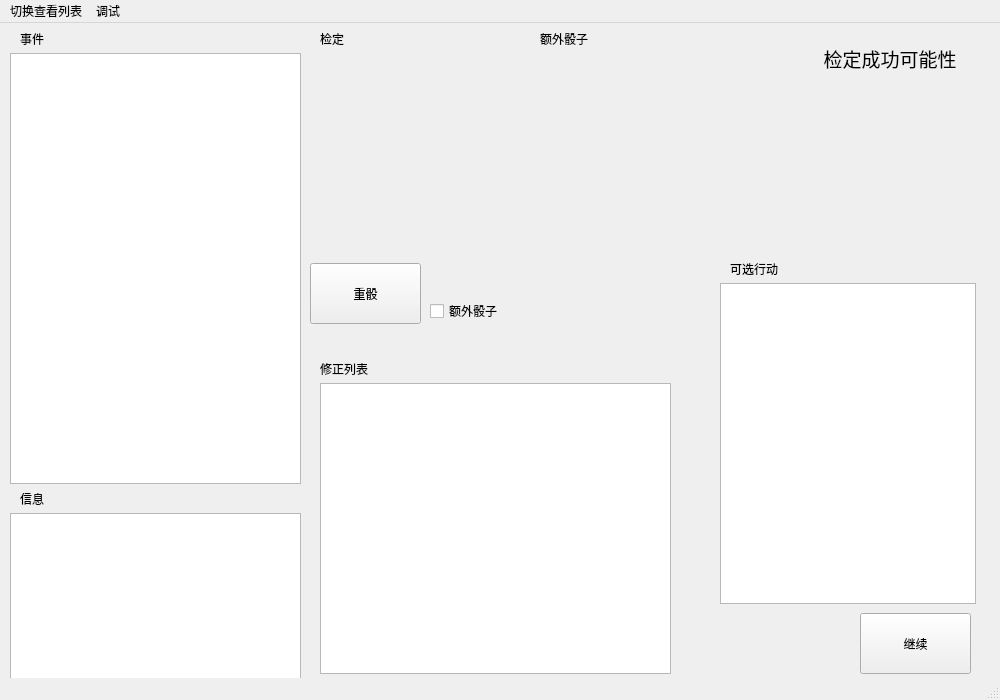
Above: ui/FormGame.ui from Pitrick3141/RogueLifePy before the change. Below: the same form after it.
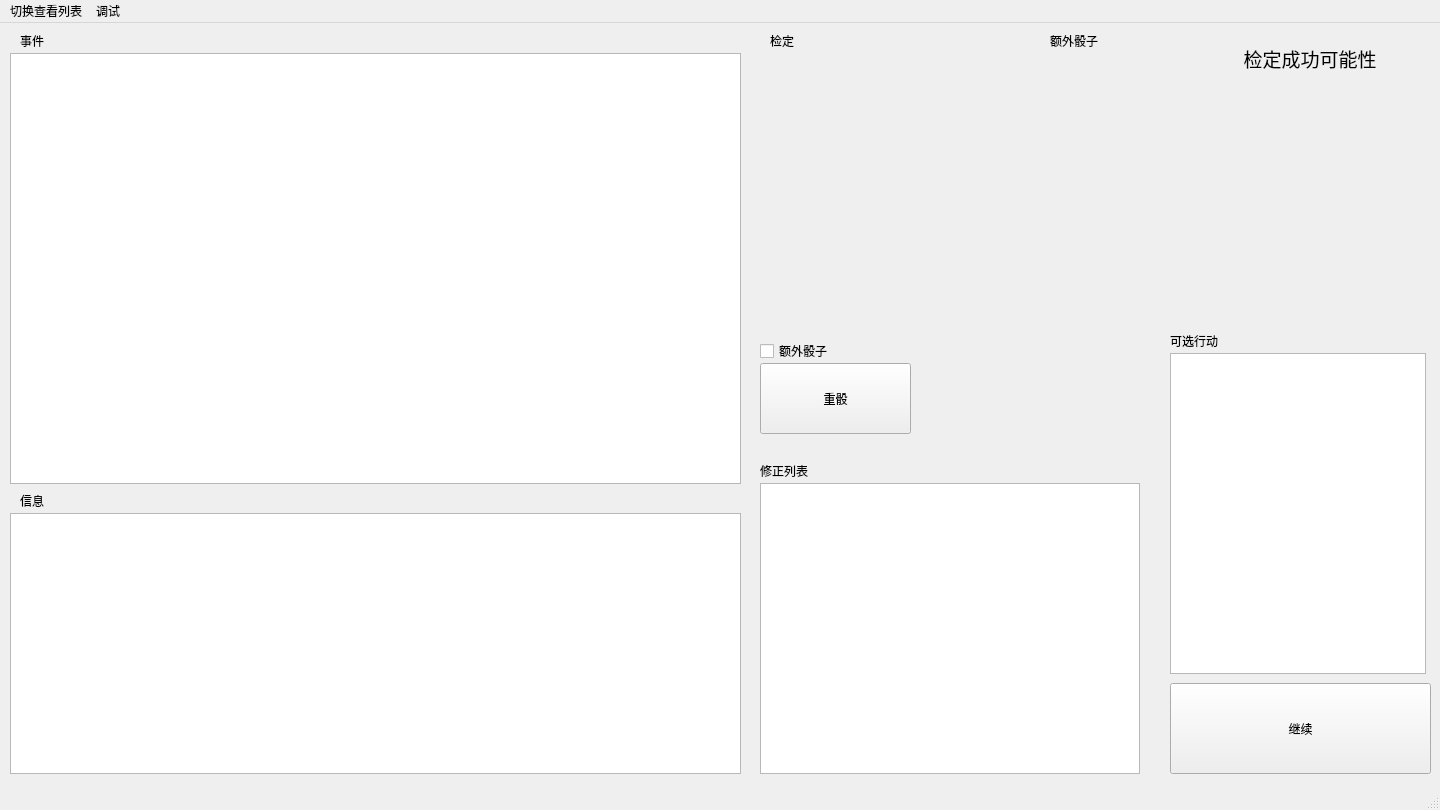
That is the form after the change. The open tabs and pages were chosen to show the change.

The edit to the form file:
```diff
--- a/ui/FormGame.ui
+++ b/ui/FormGame.ui
@@ -6,20 +6,20 @@
    <rect>
     <x>0</x>
     <y>0</y>
-    <width>1000</width>
-    <height>700</height>
+    <width>1440</width>
+    <height>810</height>
    </rect>
   </property>
   <property name="minimumSize">
    <size>
-    <width>1000</width>
-    <height>700</height>
+    <width>1440</width>
+    <height>810</height>
    </size>
   </property>
   <property name="maximumSize">
    <size>
-    <width>1000</width>
-    <height>700</height>
+    <width>1440</width>
+    <height>810</height>
    </size>
   </property>
   <property name="windowTitle">
@@ -31,7 +31,7 @@
      <rect>
       <x>10</x>
       <y>30</y>
-      <width>291</width>
+      <width>731</width>
       <height>431</height>
      </rect>
     </property>
@@ -39,8 +39,8 @@
    <widget class="QListWidget" name="listActions">
     <property name="geometry">
      <rect>
-      <x>720</x>
-      <y>260</y>
+      <x>1170</x>
+      <y>330</y>
       <width>256</width>
       <height>321</height>
      </rect>
@@ -49,10 +49,10 @@
    <widget class="QPushButton" name="buttonContinue">
     <property name="geometry">
      <rect>
-      <x>860</x>
-      <y>590</y>
-      <width>111</width>
-      <height>61</height>
+      <x>1170</x>
+      <y>660</y>
+      <width>261</width>
+      <height>91</height>
      </rect>
     </property>
     <property name="text">
@@ -64,8 +64,8 @@
      <rect>
       <x>20</x>
       <y>10</y>
-      <width>54</width>
-      <height>12</height>
+      <width>60</width>
+      <height>15</height>
      </rect>
     </property>
     <property name="text">
@@ -75,10 +75,10 @@
    <widget class="QLabel" name="labelAction">
     <property name="geometry">
      <rect>
-      <x>730</x>
-      <y>240</y>
-      <width>54</width>
-      <height>12</height>
+      <x>1170</x>
+      <y>310</y>
+      <width>60</width>
+      <height>15</height>
      </rect>
     </property>
     <property name="text">
@@ -88,10 +88,10 @@
    <widget class="QLabel" name="labelCheck">
     <property name="geometry">
      <rect>
-      <x>320</x>
+      <x>770</x>
       <y>10</y>
-      <width>54</width>
-      <height>12</height>
+      <width>251</width>
+      <height>16</height>
      </rect>
     </property>
     <property name="text">
@@ -101,9 +101,9 @@
    <widget class="QStackedWidget" name="stackedWidget">
     <property name="geometry">
      <rect>
-      <x>310</x>
-      <y>310</y>
-      <width>371</width>
+      <x>750</x>
+      <y>410</y>
+      <width>411</width>
       <height>351</height>
      </rect>
     </property>
@@ -141,7 +141,7 @@
        <rect>
         <x>10</x>
         <y>50</y>
-        <width>351</width>
+        <width>380</width>
         <height>291</height>
        </rect>
       </property>
@@ -151,8 +151,8 @@
        <rect>
         <x>10</x>
         <y>30</y>
-        <width>54</width>
-        <height>12</height>
+        <width>60</width>
+        <height>15</height>
        </rect>
       </property>
       <property name="text">
@@ -189,10 +189,10 @@
    <widget class="QPushButton" name="buttonReroll">
     <property name="geometry">
      <rect>
-      <x>310</x>
-      <y>240</y>
-      <width>111</width>
-      <height>61</height>
+      <x>760</x>
+      <y>340</y>
+      <width>151</width>
+      <height>71</height>
      </rect>
     </property>
     <property name="text">
@@ -204,8 +204,8 @@
      <rect>
       <x>10</x>
       <y>490</y>
-      <width>291</width>
-      <height>171</height>
+      <width>731</width>
+      <height>261</height>
      </rect>
     </property>
    </widget>
@@ -214,8 +214,8 @@
      <rect>
       <x>20</x>
       <y>470</y>
-      <width>54</width>
-      <height>12</height>
+      <width>60</width>
+      <height>15</height>
      </rect>
     </property>
     <property name="text">
@@ -225,7 +225,7 @@
    <widget class="QLabel" name="labelPossibility">
     <property name="geometry">
      <rect>
-      <x>790</x>
+      <x>1210</x>
       <y>20</y>
       <width>200</width>
       <height>31</height>
@@ -250,10 +250,10 @@
    <widget class="QPushButton" name="dice1">
     <property name="geometry">
      <rect>
-      <x>320</x>
+      <x>770</x>
       <y>30</y>
-      <width>64</width>
-      <height>64</height>
+      <width>100</width>
+      <height>100</height>
      </rect>
     </property>
     <property name="styleSheet">
@@ -264,18 +264,18 @@
     </property>
     <property name="iconSize">
      <size>
-      <width>64</width>
-      <height>64</height>
+      <width>100</width>
+      <height>100</height>
      </size>
     </property>
    </widget>
    <widget class="QPushButton" name="dice2">
     <property name="geometry">
      <rect>
-      <x>400</x>
+      <x>900</x>
       <y>30</y>
-      <width>64</width>
-      <height>64</height>
+      <width>100</width>
+      <height>100</height>
      </rect>
     </property>
     <property name="styleSheet">
@@ -286,18 +286,18 @@
     </property>
     <property name="iconSize">
      <size>
-      <width>64</width>
-      <height>64</height>
+      <width>100</width>
+      <height>100</height>
      </size>
     </property>
    </widget>
    <widget class="QPushButton" name="dice3">
     <property name="geometry">
      <rect>
-      <x>540</x>
+      <x>1050</x>
       <y>30</y>
-      <width>64</width>
-      <height>64</height>
+      <width>100</width>
+      <height>100</height>
      </rect>
     </property>
     <property name="styleSheet">
@@ -308,16 +308,16 @@
     </property>
     <property name="iconSize">
      <size>
-      <width>64</width>
-      <height>64</height>
+      <width>100</width>
+      <height>100</height>
      </size>
     </property>
    </widget>
    <widget class="QCheckBox" name="checkExtra">
     <property name="geometry">
      <rect>
-      <x>430</x>
-      <y>280</y>
+      <x>760</x>
+      <y>320</y>
       <width>91</width>
       <height>16</height>
      </rect>
@@ -329,8 +329,8 @@
    <widget class="QLabel" name="labelRequired">
     <property name="geometry">
      <rect>
-      <x>320</x>
-      <y>100</y>
+      <x>770</x>
+      <y>170</y>
       <width>380</width>
       <height>16</height>
      </rect>
@@ -342,10 +342,10 @@
    <widget class="QLabel" name="labelPossessed">
     <property name="geometry">
      <rect>
-      <x>320</x>
-      <y>130</y>
+      <x>770</x>
+      <y>200</y>
       <width>380</width>
-      <height>12</height>
+      <height>16</height>
      </rect>
     </property>
     <property name="styleSheet">
@@ -358,10 +358,10 @@
    <widget class="QLabel" name="labelRolled">
     <property name="geometry">
      <rect>
-      <x>320</x>
-      <y>160</y>
+      <x>770</x>
+      <y>260</y>
       <width>380</width>
-      <height>12</height>
+      <height>16</height>
      </rect>
     </property>
     <property name="text">
@@ -371,10 +371,10 @@
    <widget class="QLabel" name="labelTotal">
     <property name="geometry">
      <rect>
-      <x>320</x>
-      <y>190</y>
+      <x>770</x>
+      <y>230</y>
       <width>380</width>
-      <height>12</height>
+      <height>16</height>
      </rect>
     </property>
     <property name="text">
@@ -387,10 +387,10 @@
     </property>
     <property name="geometry">
      <rect>
-      <x>540</x>
+      <x>1050</x>
       <y>10</y>
-      <width>54</width>
-      <height>12</height>
+      <width>80</width>
+      <height>15</height>
      </rect>
     </property>
     <property name="text">
@@ -400,10 +400,10 @@
    <widget class="QLabel" name="labelResult">
     <property name="geometry">
      <rect>
-      <x>320</x>
-      <y>220</y>
+      <x>770</x>
+      <y>290</y>
       <width>380</width>
-      <height>12</height>
+      <height>16</height>
      </rect>
     </property>
     <property name="text">
@@ -416,8 +416,8 @@
     <rect>
      <x>0</x>
      <y>0</y>
-     <width>1000</width>
-     <height>23</height>
+     <width>1440</width>
+     <height>26</height>
     </rect>
    </property>
    <widget class="QMenu" name="menuDisplay">
```
Left out of the diff: 14 changed lines with no effect on the pictures.
